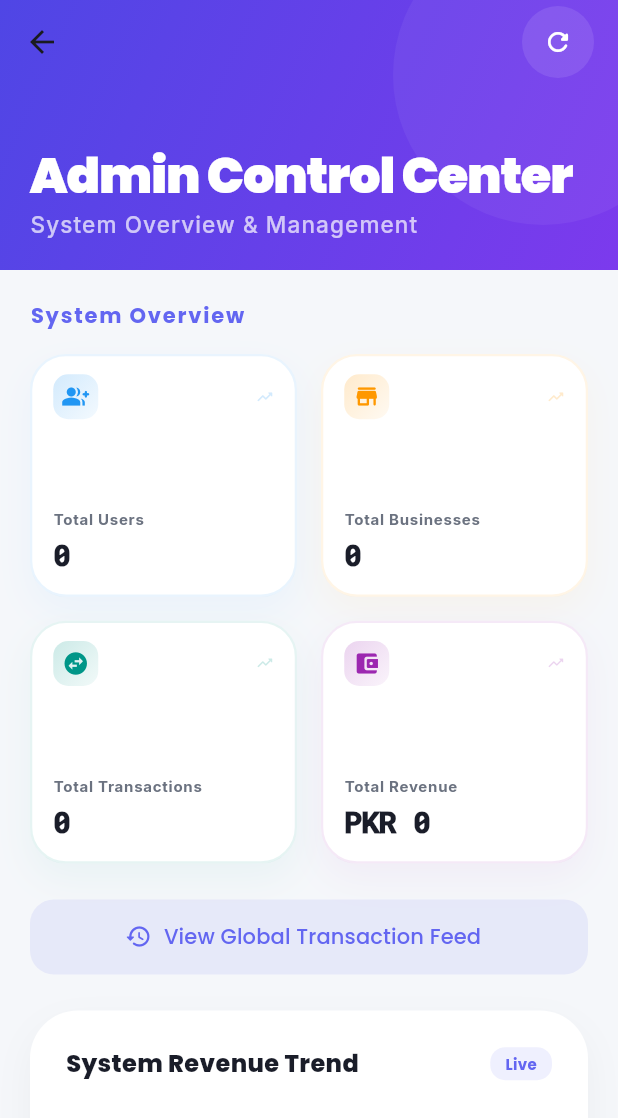
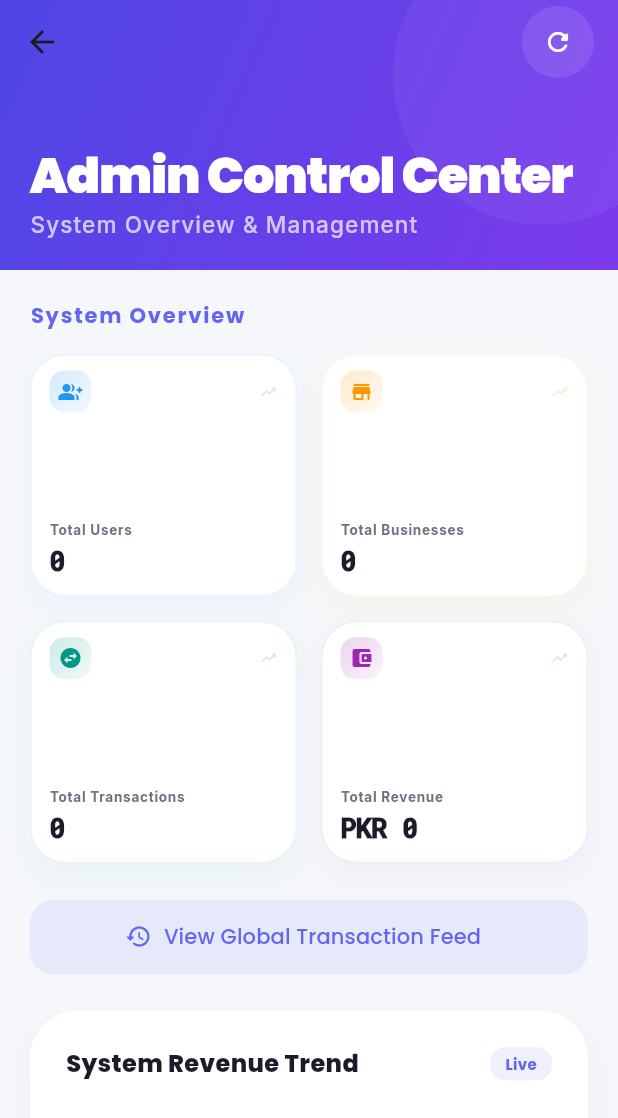
Before and after one commit to awaist618/DigiKhata-Pro, a Flutter app: the AdminDashboard screen opened directly, on a phone screen of 412 x 824 dp. Shown: the top 1118 px of the screen. Run offline on Flutter 3.47's test engine with Material 3 defaults, Android fonts, the phone set to English and light mode, and no system bars; drawn by our look-alikes of fl_chart; our stand-ins replace connectivity_plus, drift, easy_localization, firebase_core, firebase_messaging, flutter_colorpicker and 17 more; missing offline and left inert: excel, mobile_scanner, workmanager; accounts and stored records are empty; generated files the repository leaves out were written again; network calls fail; statements that could not run were skipped.

Commit message:
feat: complete production-ready khataplus release
- implemented advanced app lock (biometric) and auto-logout security
- added in-app multi-business switcher and global admin audit feed
- integrated local JSON backup/restore system and automated background sync
- finalized tag management, marketing banners, and professional reports
- polished design system and resolved layout overflows across all screens
- updated branding to 'ZENVYRO LABS X AWAIS' and applied app icon

```diff
--- a/lib/features/admin/presentation/widgets/admin_stat_card.dart
+++ b/lib/features/admin/presentation/widgets/admin_stat_card.dart
@@ -21,19 +21,19 @@ class AdminStatCard extends StatelessWidget {
     final isDarkMode = Theme.of(context).brightness == Brightness.dark;
 
     return Container(
-      padding: const EdgeInsets.symmetric(horizontal: 14, vertical: 12),
+      padding: const EdgeInsets.symmetric(horizontal: 12, vertical: 10),
       decoration: BoxDecoration(
         color: isDarkMode ? AppColors.surfaceDark : Colors.white,
         borderRadius: BorderRadius.circular(24),
         border: Border.all(
           color: color.withValues(alpha: isDarkMode ? 0.15 : 0.1),
-          width: 1.5,
+          width: 1,
         ),
         boxShadow: [
           BoxShadow(
             color: color.withValues(alpha: isDarkMode ? 0.08 : 0.05),
-            blurRadius: 20,
-            offset: const Offset(0, 10),
+            blurRadius: 16,
+            offset: const Offset(0, 8),
           ),
         ],
       ),
@@ -54,7 +54,7 @@ class AdminStatCard extends StatelessWidget {
                   ),
                   borderRadius: BorderRadius.circular(10),
                 ),
-                child: Icon(icon, color: color, size: 18),
+                child: Icon(icon, color: color, size: 16),
               ),
               Icon(Icons.trending_up_rounded, color: color.withValues(alpha: 0.2), size: 12),
             ],
@@ -66,7 +66,7 @@ class AdminStatCard extends StatelessWidget {
               Text(
                 title,
                 style: GoogleFonts.inter(
-                  fontSize: 10,
+                  fontSize: 9,
                   fontWeight: FontWeight.w700,
                   color: AppColors.textSecondary,
                   letterSpacing: 0.5,
@@ -74,14 +74,14 @@ class AdminStatCard extends StatelessWidget {
                 maxLines: 1,
                 overflow: TextOverflow.ellipsis,
               ),
-              const SizedBox(height: 2),
+              const SizedBox(height: 1),
               FittedBox(
                 fit: BoxFit.scaleDown,
                 alignment: Alignment.centerLeft,
                 child: Text(
                   value,
                   style: GoogleFonts.robotoMono(
-                    fontSize: 20,
+                    fontSize: 18,
                     fontWeight: FontWeight.w900,
                     color: isDarkMode ? Colors.white : AppColors.textPrimary,
                     letterSpacing: -0.5,
```
Also changed, not shown: lib/features/reports/presentation/screens/detailed_report_screen.dart (+7 -2 lines), lib/core/database/app_database.g.dart, 1 other file.
